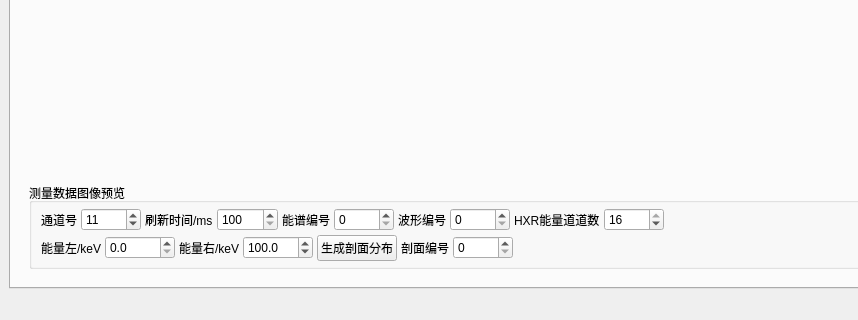
Old version of the form mainwindow.ui in the repository MrXiaomao/HardXrayCamera; both pictures show x 0 to 858 and y 606 to 926 of the 1272 by 926 pixel window.
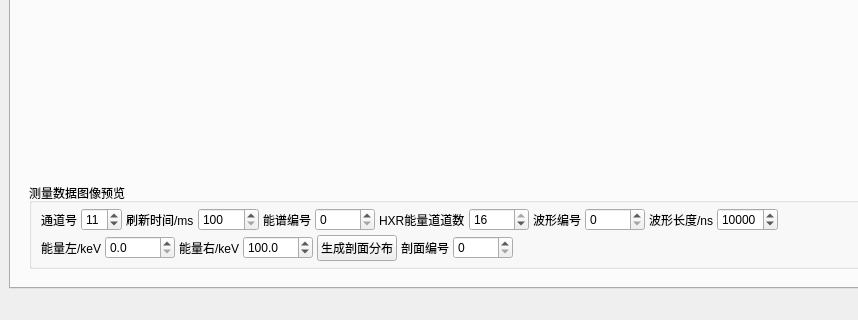
New version of the form. Custom widgets are drawn as their Qt base class.

Commit message: 新增了一个spb_waveLen，用来控制波形图形的显示长度。注意单位是ns。控制波形从左端点算起的显示长度。

```diff
--- a/mainwindow.ui
+++ b/mainwindow.ui
@@ -122,7 +122,7 @@
                 </property>
                 <property name="minimumSize">
                  <size>
-                  <width>60</width>
+                    <width>40</width>
                   <height>0</height>
                  </size>
                 </property>
@@ -192,29 +192,6 @@
                 </property>
                </widget>
               </item>
-              <item>
-               <widget class="QLabel" name="label_waveID">
-                <property name="sizePolicy">
-                 <sizepolicy hsizetype="Fixed" vsizetype="Preferred">
-                  <horstretch>0</horstretch>
-                  <verstretch>0</verstretch>
-                 </sizepolicy>
-                </property>
-                <property name="text">
-                 <string>波形编号</string>
-                </property>
-               </widget>
-              </item>
-              <item>
-               <widget class="QSpinBox" name="spb_waveID">
-                <property name="minimumSize">
-                 <size>
-                  <width>60</width>
-                  <height>0</height>
-                 </size>
-                </property>
-               </widget>
-              </item>
               <item>
                <widget class="QLabel" name="label_hxrDisplayBins">
                 <property name="sizePolicy">
@@ -253,6 +230,58 @@
                 </property>
                </widget>
               </item>
+                <item>
+                 <widget class="QLabel" name="label_waveID">
+                  <property name="sizePolicy">
+                   <sizepolicy hsizetype="Fixed" vsizetype="Preferred">
+                    <horstretch>0</horstretch>
+                    <verstretch>0</verstretch>
+                   </sizepolicy>
+                  </property>
+                  <property name="text">
+                   <string>波形编号</string>
+                  </property>
+                 </widget>
+                </item>
+                <item>
+                 <widget class="QSpinBox" name="spb_waveID">
+                  <property name="minimumSize">
+                   <size>
+                    <width>60</width>
+                    <height>0</height>
+                   </size>
+                  </property>
+                 </widget>
+                </item>
+                <item>
+                 <widget class="QLabel" name="label_3">
+                  <property name="text">
+                   <string>波形长度/ns</string>
+                  </property>
+                 </widget>
+                </item>
+                <item>
+                 <widget class="QSpinBox" name="spb_waveLen">
+                  <property name="minimumSize">
+                   <size>
+                    <width>60</width>
+                    <height>0</height>
+                   </size>
+                  </property>
+                  <property name="minimum">
+                   <number>16</number>
+                  </property>
+                  <property name="maximum">
+                   <number>16384</number>
+                  </property>
+                  <property name="singleStep">
+                   <number>16</number>
+                  </property>
+                  <property name="value">
+                   <number>10000</number>
+                  </property>
+                 </widget>
+                </item>
               <item>
                <spacer name="horizontalSpacer_3">
                 <property name="orientation">
```
Lines whose indentation alone changed are shown as unchanged. The commit also changes 2 other files.
